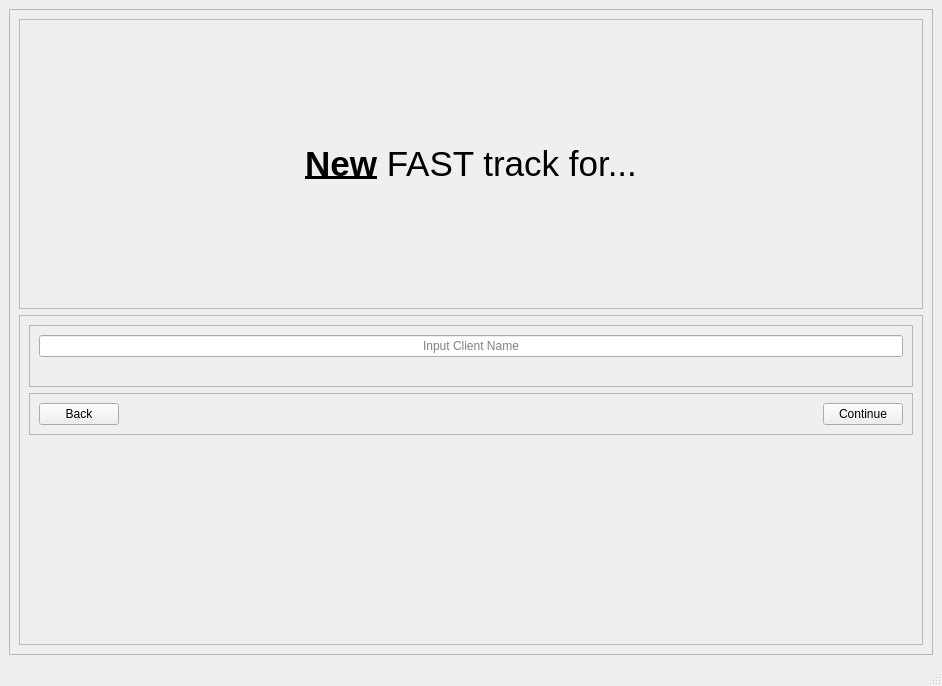
The window that FAST/Qt_Designer/NewProject_page.ui (Mel1Am/Python_Projects) describes before a commit, drawn with Qt 5.
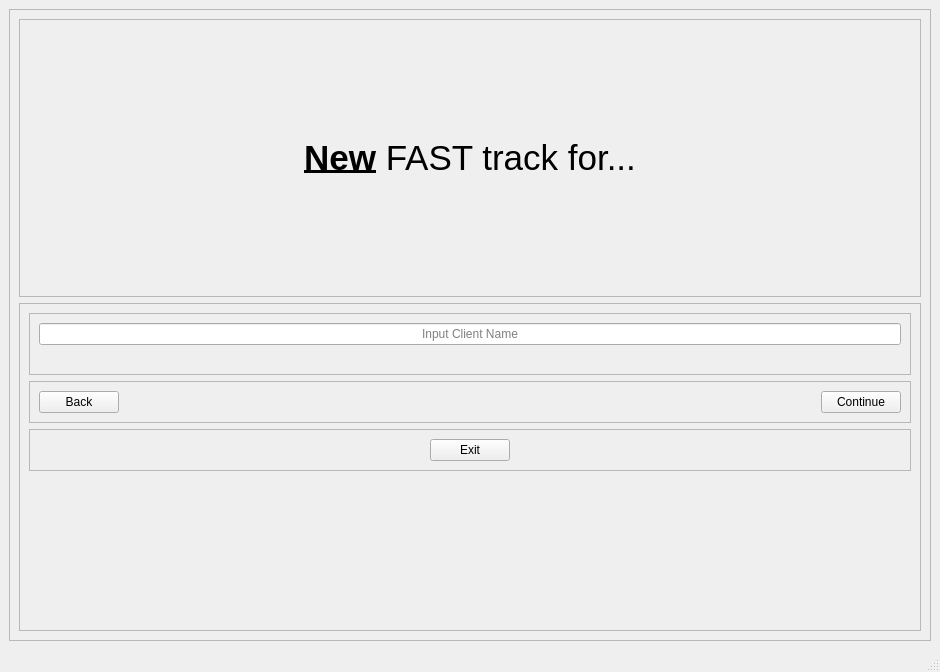
The same window after the commit.

Patch:
```diff
--- a/FAST/Qt_Designer/NewProject_page.ui
+++ b/FAST/Qt_Designer/NewProject_page.ui
@@ -6,8 +6,8 @@
    <rect>
     <x>0</x>
     <y>0</y>
-    <width>942</width>
-    <height>686</height>
+    <width>940</width>
+    <height>672</height>
    </rect>
   </property>
   <property name="windowTitle">
@@ -67,7 +67,7 @@
          </property>
          <layout class="QVBoxLayout" name="verticalLayout_3">
           <item>
-           <widget class="QFrame" name="frame">
+           <widget class="QFrame" name="Middle_frame">
             <property name="frameShape">
              <enum>QFrame::StyledPanel</enum>
             </property>
@@ -143,6 +143,51 @@
             </layout>
            </widget>
           </item>
+          <item>
+           <widget class="QFrame" name="frame">
+            <property name="frameShape">
+             <enum>QFrame::StyledPanel</enum>
+            </property>
+            <property name="frameShadow">
+             <enum>QFrame::Raised</enum>
+            </property>
+            <layout class="QHBoxLayout" name="horizontalLayout">
+             <item>
+              <spacer name="horizontalSpacer_2">
+               <property name="orientation">
+                <enum>Qt::Horizontal</enum>
+               </property>
+               <property name="sizeHint" stdset="0">
+                <size>
+                 <width>40</width>
+                 <height>20</height>
+                </size>
+               </property>
+              </spacer>
+             </item>
+             <item>
+              <widget class="QPushButton" name="exit_button">
+               <property name="text">
+                <string>Exit</string>
+               </property>
+              </widget>
+             </item>
+             <item>
+              <spacer name="horizontalSpacer_3">
+               <property name="orientation">
+                <enum>Qt::Horizontal</enum>
+               </property>
+               <property name="sizeHint" stdset="0">
+                <size>
+                 <width>40</width>
+                 <height>20</height>
+                </size>
+               </property>
+              </spacer>
+             </item>
+            </layout>
+           </widget>
+          </item>
           <item>
            <spacer name="verticalSpacer">
             <property name="orientation">
@@ -154,7 +199,7 @@
             <property name="sizeHint" stdset="0">
              <size>
               <width>20</width>
-              <height>200</height>
+              <height>150</height>
              </size>
             </property>
            </spacer>
```
Left out of the diff: 2 changed lines with no effect on the pictures.
